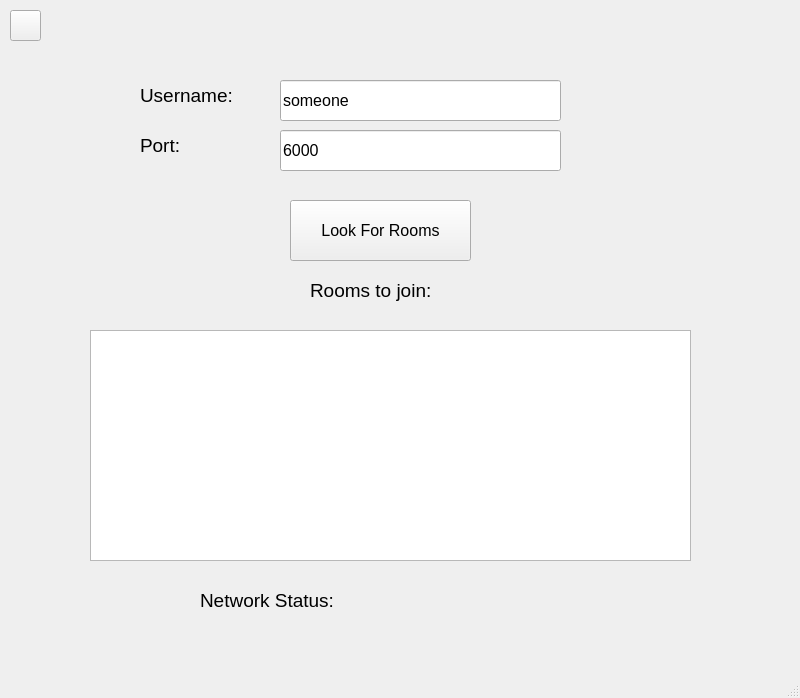
Before: the Qt Designer form JoinWindow/joinwindow.ui in Mamad-MD/JukeBox-MusicPlayer-, drawn with Qt 5.
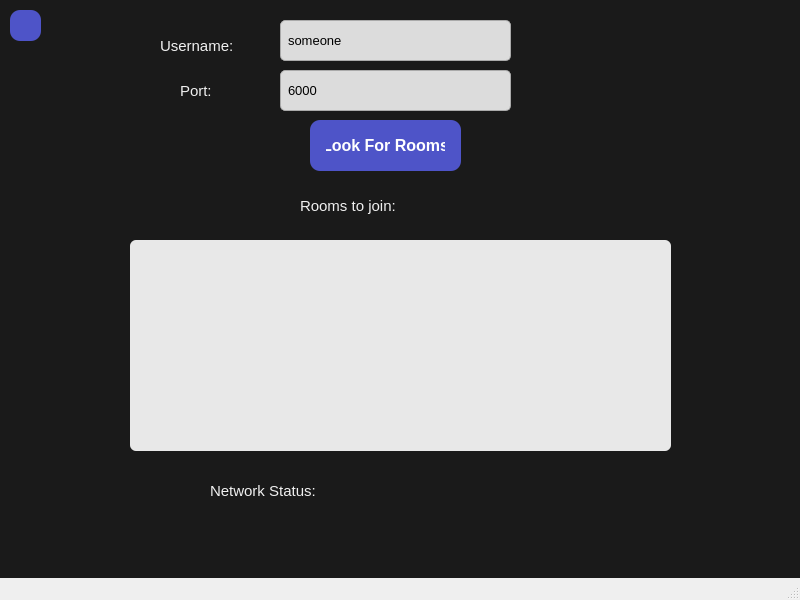
After: the same form once the commit is applied. Icons and pictures are not drawn.

What changed in the file:
```diff
--- a/JoinWindow/joinwindow.ui
+++ b/JoinWindow/joinwindow.ui
@@ -7,13 +7,65 @@
     <x>0</x>
     <y>0</y>
     <width>800</width>
-    <height>698</height>
+    <height>600</height>
    </rect>
   </property>
   <property name="windowTitle">
    <string>MainWindow</string>
   </property>
   <widget class="QWidget" name="centralwidget">
+   <property name="styleSheet">
+    <string notr="true">QWidget#centralwidget {
+    /*background-image: url(:/images/bg_main.jpg); */
+    background-position: center;
+    background-repeat: no-repeat;
+    background-color: #1a1a1a;
+}
+
+QLabel {
+    color: #f0f0f0;
+    font-size: 11pt;
+    font-family: &quot;Segoe UI&quot;, &quot;Arial&quot;;
+}
+
+QLineEdit {
+    background-color: rgba(255, 255, 255, 0.85);
+    color: #000;
+    font-size: 10pt;
+    padding: 5px;
+    border: 1px solid #aaa;
+    border-radius: 5px;
+}
+
+QPushButton {
+    background-color: #4e54c8;
+    background-image: linear-gradient(315deg, #4e54c8 0%, #8f94fb 74%);
+    color: white;
+    border-radius: 10px;
+    font-size: 12pt;
+    padding: 8px 16px;
+    font-weight: bold;
+    border: none;
+}
+
+QPushButton:hover {
+    background-color: #6a6ff0;
+}
+
+QPushButton:pressed {
+    background-color: #3e42a8;
+}
+
+QTableWidget {
+    background-color: rgba(255, 255, 255, 0.9);
+    alternate-background-color: #f2f2f2;
+    gridline-color: #ccc;
+    font-size: 9pt;
+    color: #000;
+    border-radius: 6px;
+}
+</string>
+   </property>
    <widget class="QPushButton" name="PushButton_Back">
     <property name="geometry">
      <rect>
@@ -25,7 +77,8 @@
     </property>
     <property name="font">
      <font>
-      <pointsize>14</pointsize>
+      <pointsize>12</pointsize>
+      <bold>true</bold>
      </font>
     </property>
     <property name="text">
@@ -38,15 +91,16 @@
    <widget class="QLabel" name="Label_Username">
     <property name="geometry">
      <rect>
-      <x>140</x>
-      <y>70</y>
-      <width>161</width>
+      <x>160</x>
+      <y>20</y>
+      <width>141</width>
       <height>51</height>
      </rect>
     </property>
     <property name="font">
      <font>
-      <pointsize>14</pointsize>
+      <family>Segoe UI</family>
+      <pointsize>11</pointsize>
      </font>
     </property>
     <property name="text">
@@ -56,15 +110,16 @@
    <widget class="QLabel" name="Label_List">
     <property name="geometry">
      <rect>
-      <x>310</x>
-      <y>270</y>
-      <width>171</width>
-      <height>41</height>
+      <x>300</x>
+      <y>190</y>
+      <width>181</width>
+      <height>31</height>
      </rect>
     </property>
     <property name="font">
      <font>
-      <pointsize>14</pointsize>
+      <family>Segoe UI</family>
+      <pointsize>11</pointsize>
      </font>
     </property>
     <property name="text">
@@ -74,15 +129,16 @@
    <widget class="QPushButton" name="PushButton_LookForRooms">
     <property name="geometry">
      <rect>
-      <x>290</x>
-      <y>200</y>
-      <width>181</width>
-      <height>61</height>
+      <x>310</x>
+      <y>120</y>
+      <width>151</width>
+      <height>51</height>
      </rect>
     </property>
     <property name="font">
      <font>
       <pointsize>12</pointsize>
+      <bold>true</bold>
      </font>
     </property>
     <property name="text">
@@ -93,14 +149,14 @@
     <property name="geometry">
      <rect>
       <x>280</x>
-      <y>80</y>
-      <width>281</width>
+      <y>20</y>
+      <width>231</width>
       <height>41</height>
      </rect>
     </property>
     <property name="font">
      <font>
-      <pointsize>12</pointsize>
+      <pointsize>10</pointsize>
      </font>
     </property>
     <property name="text">
@@ -110,15 +166,16 @@
    <widget class="QLabel" name="Label_Username_2">
     <property name="geometry">
      <rect>
-      <x>140</x>
-      <y>120</y>
-      <width>161</width>
-      <height>51</height>
+      <x>180</x>
+      <y>70</y>
+      <width>91</width>
+      <height>41</height>
      </rect>
     </property>
     <property name="font">
      <font>
-      <pointsize>14</pointsize>
+      <family>Segoe UI</family>
+      <pointsize>11</pointsize>
      </font>
     </property>
     <property name="text">
@@ -129,14 +186,14 @@
     <property name="geometry">
      <rect>
       <x>280</x>
-      <y>130</y>
-      <width>281</width>
+      <y>70</y>
+      <width>231</width>
       <height>41</height>
      </rect>
     </property>
     <property name="font">
      <font>
-      <pointsize>12</pointsize>
+      <pointsize>10</pointsize>
      </font>
     </property>
     <property name="text">
@@ -149,15 +206,16 @@
    <widget class="QLabel" name="Label_List_2">
     <property name="geometry">
      <rect>
-      <x>200</x>
-      <y>580</y>
+      <x>210</x>
+      <y>470</y>
       <width>171</width>
       <height>41</height>
      </rect>
     </property>
     <property name="font">
      <font>
-      <pointsize>14</pointsize>
+      <family>Segoe UI</family>
+      <pointsize>11</pointsize>
      </font>
     </property>
     <property name="text">
@@ -168,14 +226,15 @@
     <property name="geometry">
      <rect>
       <x>380</x>
-      <y>580</y>
+      <y>540</y>
       <width>171</width>
       <height>41</height>
      </rect>
     </property>
     <property name="font">
      <font>
-      <pointsize>14</pointsize>
+      <family>Segoe UI</family>
+      <pointsize>11</pointsize>
      </font>
     </property>
     <property name="text">
@@ -185,10 +244,10 @@
    <widget class="QTableWidget" name="TableWidget_Rooms">
     <property name="geometry">
      <rect>
-      <x>90</x>
-      <y>330</y>
-      <width>601</width>
-      <height>231</height>
+      <x>130</x>
+      <y>240</y>
+      <width>541</width>
+      <height>211</height>
      </rect>
     </property>
    </widget>
```
Left out of the diff: 2 changed lines with no effect on the pictures.
